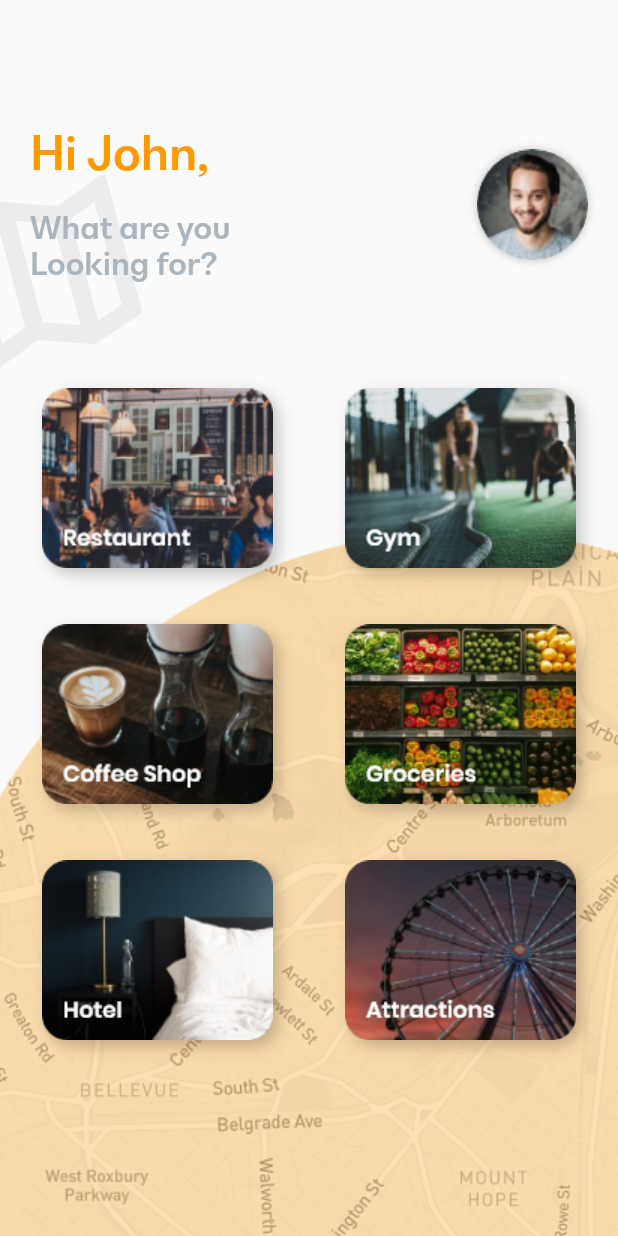
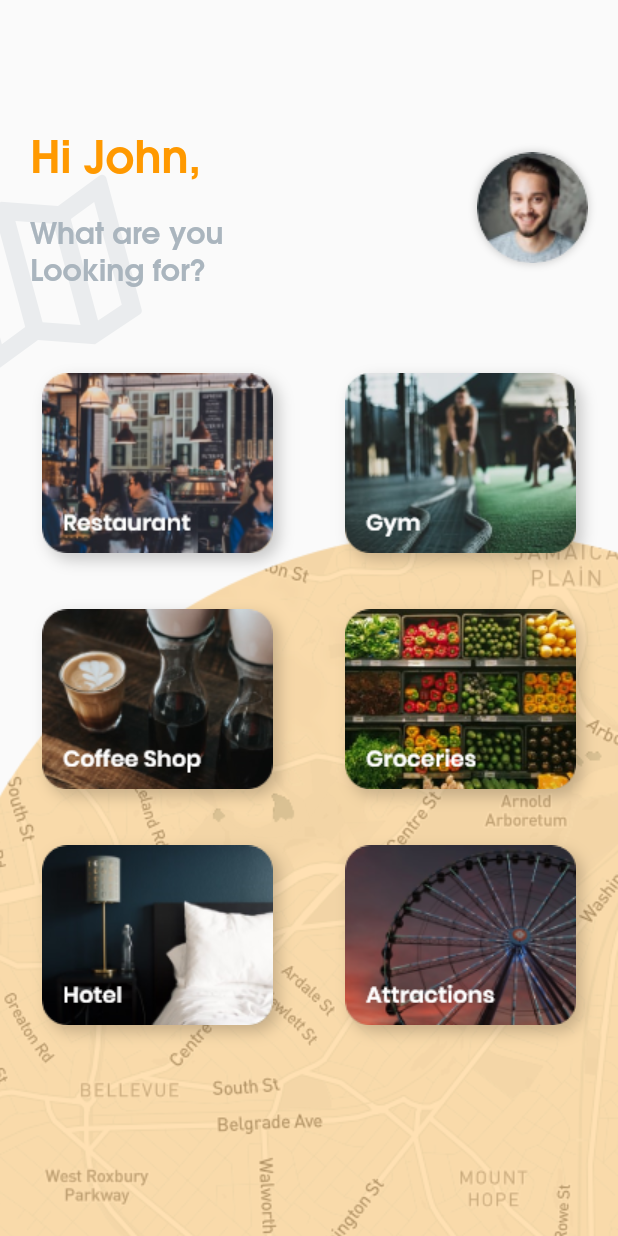
Before and after one commit to cmrnrbs/explore_app, a Flutter app: the screen it shows after launch, on a phone screen of 412 x 824 dp. Run offline on Flutter 3.47's test engine with Material 2 defaults, Android fonts, the phone set to English and light mode, and no system bars; our stand-ins replace flutter_map, flutter_svg, latlong.

Commit message:
fixed files and integrations

```diff
--- a/lib/main.dart
+++ b/lib/main.dart
@@ -69,7 +69,7 @@ class _HomeScreenState extends State<HomeScreen> {
                       Text(
                         'Hi John,',
                         style: TextStyle(
-                            fontFamily: 'BwNista',
+                            fontFamily: 'ITCAvant',
                             fontSize: 30,
                             color: orangeColor),
                       ),
@@ -79,7 +79,7 @@ class _HomeScreenState extends State<HomeScreen> {
                       Text(
                         'What are you\nLooking for?',
                         style: TextStyle(
-                            fontFamily: 'BwNista',
+                            fontFamily: 'ITCAvant',
                             fontSize: 20,
                             color: greyColor),
                       ),
@@ -96,11 +96,11 @@ class _HomeScreenState extends State<HomeScreen> {
             ),
           ),
           Positioned(
-            top: 240,
+            bottom: 80,
             left: 4,
             child: Container(
               width: MediaQuery.of(context).size.width - 8,
-              height: MediaQuery.of(context).size.height - 240,
+              height: MediaQuery.of(context).size.height - 310,
               child: GridView.count(
                 padding: EdgeInsets.all(0),
                 crossAxisCount: 2,
--- a/pubspec.yaml
+++ b/pubspec.yaml
@@ -46,15 +46,9 @@ flutter:
     - assets/fonts/
 
   fonts:
-    - family: BwNista
-      fonts:
-        - asset: assets/fonts/BwNista.otf
     - family: HelveticaWorld
       fonts:
         - asset: assets/fonts/HelveticaWorld.ttf
-    - family: HelveticaWorldR
-      fonts:
-        - asset: assets/fonts/HelveticaWorldR.ttf
     - family: ITCAvant
       fonts:
         - asset: assets/fonts/ITCAvant.otf
```
Also changed, not shown: assets/fonts/BwNista.otf (deleted), assets/fonts/HelveticaWorldR.ttf (deleted).
